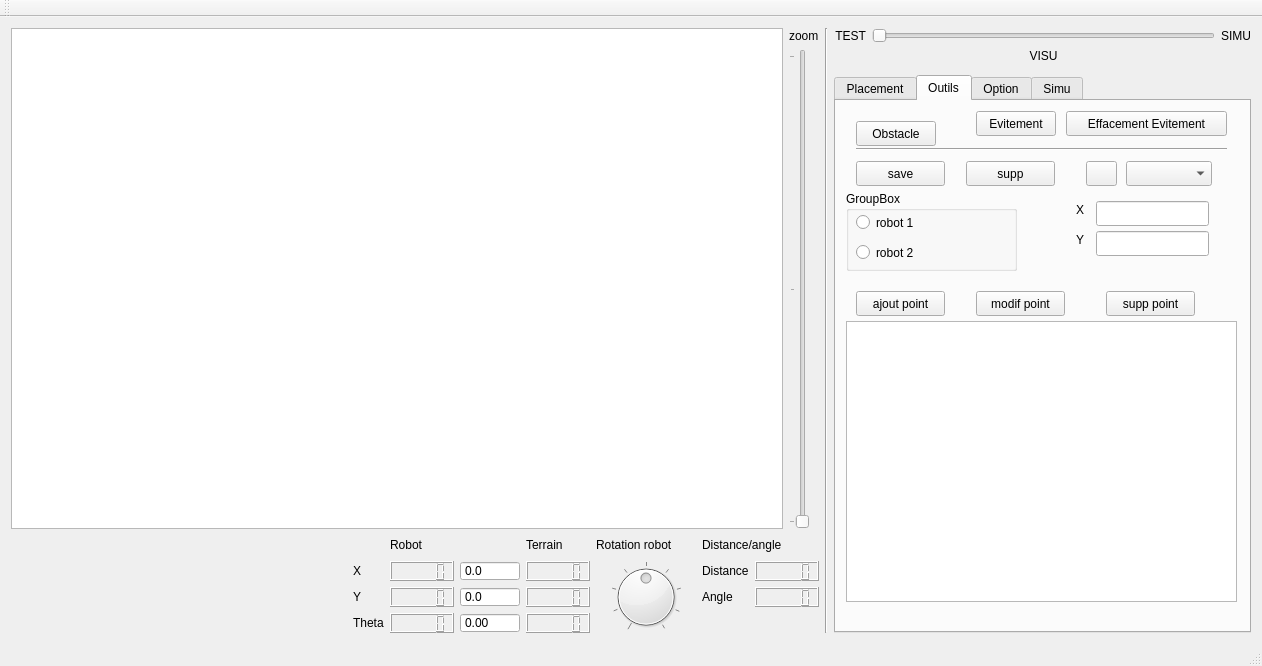
Old version of the form PluginModules/SimuBot/ihm_SimuBot.ui in the repository CRLG/LABOTBOX.
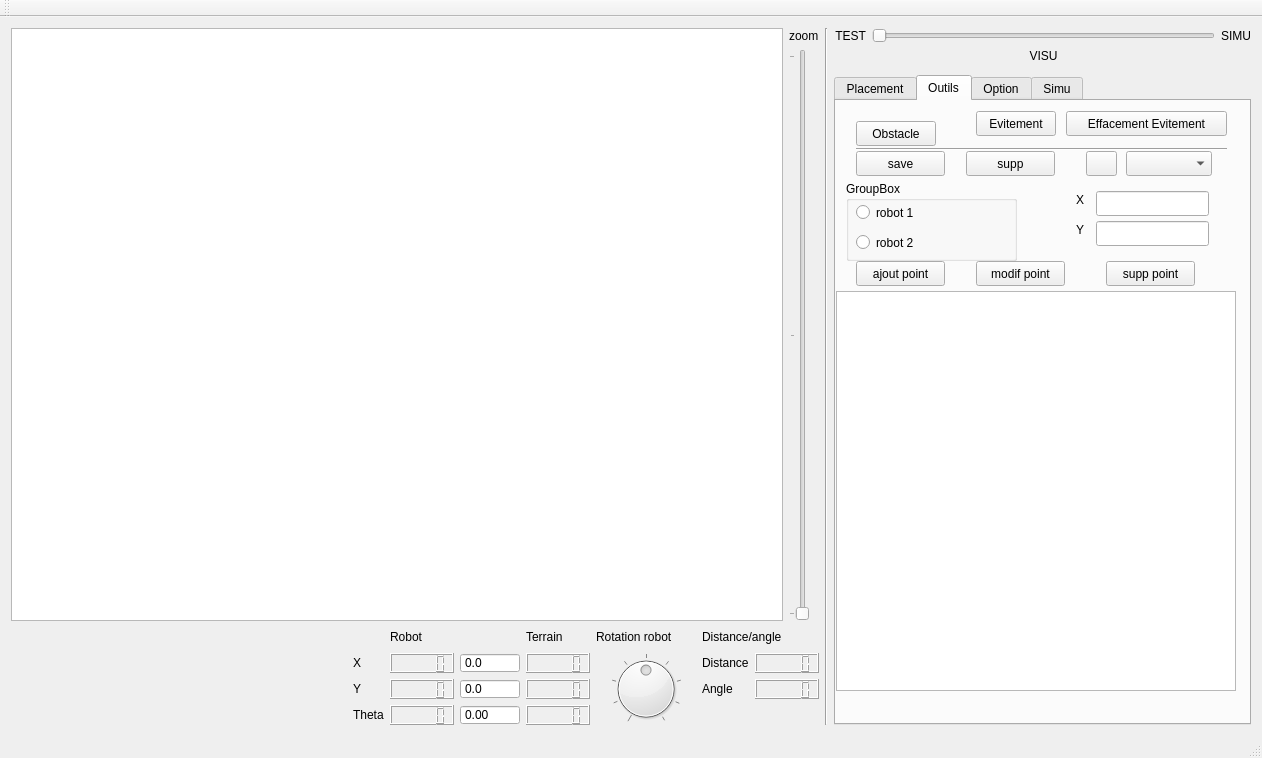
New version of the form. The open tabs and pages were chosen to show the change. Icons and pictures are not drawn.

Commit message: [SimuBot] Travaux pour le module de design des robots

Diff of the .ui file:
```diff
--- a/PluginModules/SimuBot/ihm_SimuBot.ui
+++ b/PluginModules/SimuBot/ihm_SimuBot.ui
@@ -7,7 +7,7 @@
     <x>0</x>
     <y>0</y>
     <width>1262</width>
-    <height>666</height>
+    <height>758</height>
    </rect>
   </property>
   <property name="windowTitle">
@@ -1276,16 +1276,22 @@
        <widget class="QGraphicsView" name="gV_vue_conception">
         <property name="geometry">
          <rect>
-          <x>10</x>
-          <y>220</y>
-          <width>391</width>
-          <height>281</height>
+          <x>0</x>
+          <y>190</y>
+          <width>400</width>
+          <height>400</height>
          </rect>
         </property>
         <property name="minimumSize">
          <size>
-          <width>100</width>
-          <height>100</height>
+          <width>400</width>
+          <height>400</height>
+         </size>
+        </property>
+        <property name="maximumSize">
+         <size>
+          <width>400</width>
+          <height>400</height>
          </size>
         </property>
        </widget>
@@ -1293,7 +1299,7 @@
         <property name="geometry">
          <rect>
           <x>10</x>
-          <y>90</y>
+          <y>80</y>
           <width>171</width>
           <height>80</height>
          </rect>
@@ -1332,7 +1338,7 @@
         <property name="geometry">
          <rect>
           <x>20</x>
-          <y>60</y>
+          <y>50</y>
           <width>89</width>
           <height>25</height>
          </rect>
@@ -1345,7 +1351,7 @@
         <property name="geometry">
          <rect>
           <x>130</x>
-          <y>60</y>
+          <y>50</y>
           <width>89</width>
           <height>25</height>
          </rect>
@@ -1358,7 +1364,7 @@
         <property name="geometry">
          <rect>
           <x>290</x>
-          <y>60</y>
+          <y>50</y>
           <width>86</width>
           <height>25</height>
          </rect>
@@ -1368,7 +1374,7 @@
         <property name="geometry">
          <rect>
           <x>250</x>
-          <y>60</y>
+          <y>50</y>
           <width>31</width>
           <height>25</height>
          </rect>
@@ -1385,7 +1391,7 @@
         <property name="geometry">
          <rect>
           <x>260</x>
-          <y>100</y>
+          <y>90</y>
           <width>113</width>
           <height>25</height>
          </rect>
@@ -1395,7 +1401,7 @@
         <property name="geometry">
          <rect>
           <x>260</x>
-          <y>130</y>
+          <y>120</y>
           <width>113</width>
           <height>25</height>
          </rect>
@@ -1405,7 +1411,7 @@
         <property name="geometry">
          <rect>
           <x>20</x>
-          <y>190</y>
+          <y>160</y>
           <width>89</width>
           <height>25</height>
          </rect>
@@ -1418,7 +1424,7 @@
         <property name="geometry">
          <rect>
           <x>140</x>
-          <y>190</y>
+          <y>160</y>
           <width>89</width>
           <height>25</height>
          </rect>
@@ -1431,7 +1437,7 @@
         <property name="geometry">
          <rect>
           <x>270</x>
-          <y>190</y>
+          <y>160</y>
           <width>89</width>
           <height>25</height>
          </rect>
@@ -1444,7 +1450,7 @@
         <property name="geometry">
          <rect>
           <x>240</x>
-          <y>100</y>
+          <y>90</y>
           <width>16</width>
           <height>17</height>
          </rect>
@@ -1457,7 +1463,7 @@
         <property name="geometry">
          <rect>
           <x>240</x>
-          <y>130</y>
+          <y>120</y>
           <width>16</width>
           <height>17</height>
          </rect>
```
Left out of the diff: 2 changed lines with no effect on the pictures. The commit also changes 2 other files.
